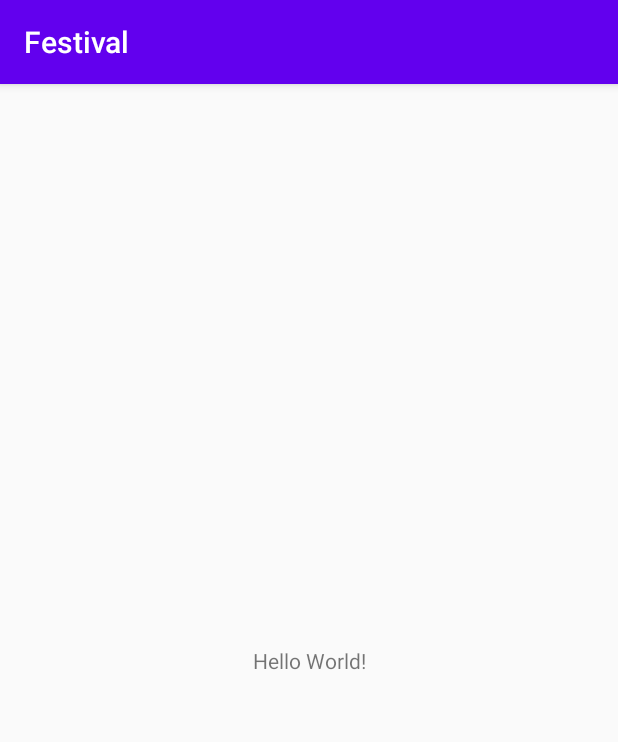
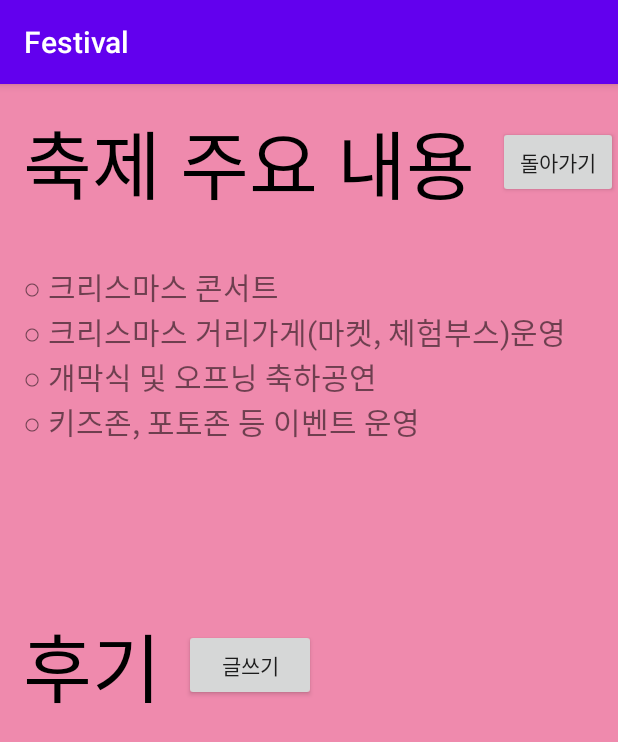
Before and after one commit to rheehot/Festival_List_App, an Android app: the screen it shows after launch (MainActivity before the commit, InformationActivity after it), on a phone screen of 412 x 824 dp. Shown: the top 742 px of the screen. Run offline under Robolectric (Android 15) with nearby library versions, the phone set to English and light mode, and no system bars.

Commit message:
information layout

```diff
--- a/app/build.gradle
+++ b/app/build.gradle
@@ -26,6 +26,7 @@ dependencies {
     implementation fileTree(dir: "libs", include: ["*.jar"])
     implementation 'androidx.appcompat:appcompat:1.2.0'
     implementation 'androidx.constraintlayout:constraintlayout:2.0.4'
+    implementation 'androidx.recyclerview:recyclerview:1.1.0'
     testImplementation 'junit:junit:4.12'
     androidTestImplementation 'androidx.test.ext:junit:1.1.2'
     androidTestImplementation 'androidx.test.espresso:espresso-core:3.3.0'
--- a/app/src/main/AndroidManifest.xml
+++ b/app/src/main/AndroidManifest.xml
@@ -9,7 +9,7 @@
         android:roundIcon="@mipmap/ic_launcher_round"
         android:supportsRtl="true"
         android:theme="@style/AppTheme">
-        <activity android:name=".MainActivity">
+        <activity android:name=".InformationActivity">
             <intent-filter>
                 <action android:name="android.intent.action.MAIN" />
 
--- a/app/src/main/java/org/techtown/festival/MainActivity.java
+++ b/app/src/main/java/org/techtown/festival/InformationActivity.java
@@ -3,11 +3,14 @@ package org.techtown.festival;
 import androidx.appcompat.app.AppCompatActivity;
 
 import android.os.Bundle;
+import android.widget.ArrayAdapter;
+import android.widget.ListView;
 
-public class MainActivity extends AppCompatActivity {
+public class InformationActivity extends AppCompatActivity {
+
     @Override
     protected void onCreate(Bundle savedInstanceState) {
         super.onCreate(savedInstanceState);
-        setContentView(R.layout.activity_main);
+        setContentView(R.layout.activity_information);
     }
 }
--- /dev/null
+++ b/app/src/main/res/layout/activity_information.xml
@@ -0,0 +1,81 @@
+<?xml version="1.0" encoding="utf-8"?>
+<LinearLayout xmlns:android="http://schemas.android.com/apk/res/android"
+    xmlns:app="http://schemas.android.com/apk/res-auto"
+    xmlns:tools="http://schemas.android.com/tools"
+    android:layout_width="match_parent"
+    android:layout_height="match_parent"
+    android:orientation="vertical"
+    tools:context=".InformationActivity"
+    android:background="#EF8AAD" >
+
+    <LinearLayout
+        android:layout_width="wrap_content"
+        android:layout_height="wrap_content"
+        android:orientation="horizontal">
+
+        <TextView
+            android:id="@+id/content"
+            android:layout_width="wrap_content"
+            android:layout_height="wrap_content"
+            android:layout_margin="15dp"
+            android:text="축제 주요 내용"
+            android:textColor="#000000"
+            android:textSize="50sp" />
+
+        <Button
+            android:id="@+id/go_home"
+            android:layout_width="match_parent"
+            android:layout_height="wrap_content"
+            android:text="돌아가기" />
+    </LinearLayout>
+
+    <ScrollView
+        android:id="@+id/content_Scrollview"
+        android:layout_width="match_parent"
+        android:layout_height="200dp"
+        android:layout_margin="15dp">
+
+        <LinearLayout
+            android:layout_width="match_parent"
+            android:layout_height="wrap_content"
+            android:orientation="vertical">
+
+            <TextView
+                android:id="@+id/content_view"
+                android:layout_width="match_parent"
+                android:layout_height="wrap_content"
+                android:text="○ 크리스마스 콘서트\n○ 크리스마스 거리가게(마켓, 체험부스)운영\n○ 개막식 및 오프닝 축하공연\n○ 키즈존, 포토존 등 이벤트 운영"
+                android:textSize="20sp" />
+
+        </LinearLayout>
+    </ScrollView>
+
+    <LinearLayout
+        android:layout_width="wrap_content"
+        android:layout_height="wrap_content"
+        android:orientation="horizontal">
+
+        <TextView
+            android:id="@+id/review"
+            android:layout_width="match_parent"
+            android:layout_height="wrap_content"
+            android:layout_margin="15dp"
+            android:text="후기"
+            android:textColor="#000000"
+            android:textSize="50sp" />
+
+        <Button
+            android:id="@+id/write_review"
+            android:layout_width="wrap_content"
+            android:layout_height="wrap_content"
+            android:layout_weight="1"
+            android:text="글쓰기" />
+
+    </LinearLayout>
+
+    <ListView
+        android:id="@+id/Bulletin_Board"
+        android:layout_width="match_parent"
+        android:layout_height="match_parent" />
+
+</LinearLayout>
--- a/app/src/main/res/layout/activity_main.xml
+++ /dev/null
@@ -1,18 +0,0 @@
-<?xml version="1.0" encoding="utf-8"?>
-<androidx.constraintlayout.widget.ConstraintLayout xmlns:android="http://schemas.android.com/apk/res/android"
-    xmlns:app="http://schemas.android.com/apk/res-auto"
-    xmlns:tools="http://schemas.android.com/tools"
-    android:layout_width="match_parent"
-    android:layout_height="match_parent"
-    tools:context=".MainActivity">
-
-    <TextView
-        android:layout_width="wrap_content"
-        android:layout_height="wrap_content"
-        android:text="Hello World!"
-        app:layout_constraintBottom_toBottomOf="parent"
-        app:layout_constraintLeft_toLeftOf="parent"
-        app:layout_constraintRight_toRightOf="parent"
-        app:layout_constraintTop_toTopOf="parent" />
-
-</androidx.constraintlayout.widget.ConstraintLayout>
```
